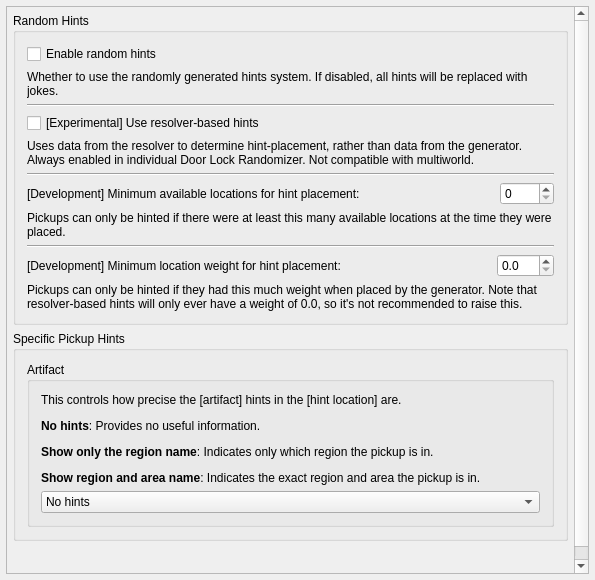
This is randovania/gui/ui_files/preset_hints.ui in randovania/randovania as Qt 5 draws it before an edit. The edited form follows.
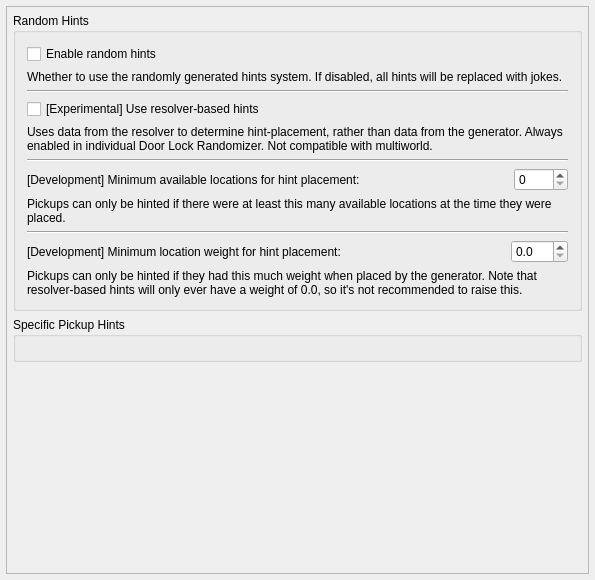
This is the edited form.

Commit message: some fixes for the hints tab

```diff
--- a/randovania/gui/ui_files/preset_hints.ui
+++ b/randovania/gui/ui_files/preset_hints.ui
@@ -43,8 +43,8 @@
         <rect>
          <x>0</x>
          <y>0</y>
-         <width>567</width>
-         <height>598</height>
+         <width>581</width>
+         <height>566</height>
         </rect>
        </property>
        <property name="sizePolicy">
@@ -275,49 +275,7 @@
           <property name="title">
            <string>Specific Pickup Hints</string>
           </property>
-          <layout class="QVBoxLayout" name="verticalLayout">
-           <item>
-            <widget class="QGroupBox" name="hint_artifact_group">
-             <property name="title">
-              <string>Artifact</string>
-             </property>
-             <layout class="QVBoxLayout" name="verticalLayout_2">
-              <item>
-               <widget class="QLabel" name="hint_artifact_label">
-                <property name="text">
-                 <string>&lt;html&gt;&lt;head/&gt;&lt;body&gt;&lt;p&gt;This controls how precise the [artifact] hints in the [hint location] are.&lt;/p&gt;&lt;p&gt;&lt;span style=&quot; font-weight:600;&quot;&gt;No hints&lt;/span&gt;: Provides no useful information.&lt;/p&gt;&lt;p&gt;&lt;span style=&quot; font-weight:600;&quot;&gt;Show only the region name&lt;/span&gt;: Indicates only which region the pickup is in.&lt;/p&gt;&lt;p&gt;&lt;span style=&quot; font-weight:600;&quot;&gt;Show region and area name&lt;/span&gt;: Indicates the exact region and area the pickup is in.&lt;/p&gt;&lt;/body&gt;&lt;/html&gt;</string>
-                </property>
-                <property name="textFormat">
-                 <enum>Qt::MarkdownText</enum>
-                </property>
-                <property name="wordWrap">
-                 <bool>true</bool>
-                </property>
-               </widget>
-              </item>
-              <item>
-               <widget class="QComboBox" name="hint_artifact_combo">
-                <item>
-                 <property name="text">
-                  <string>No hints</string>
-                 </property>
-                </item>
-                <item>
-                 <property name="text">
-                  <string>Show only the area name</string>
-                 </property>
-                </item>
-                <item>
-                 <property name="text">
-                  <string>Show area and room name</string>
-                 </property>
-                </item>
-               </widget>
-              </item>
-             </layout>
-            </widget>
-           </item>
-          </layout>
+          <layout class="QVBoxLayout" name="verticalLayout"/>
          </widget>
         </item>
         <item>
```
The commit also changes 1 other file.
